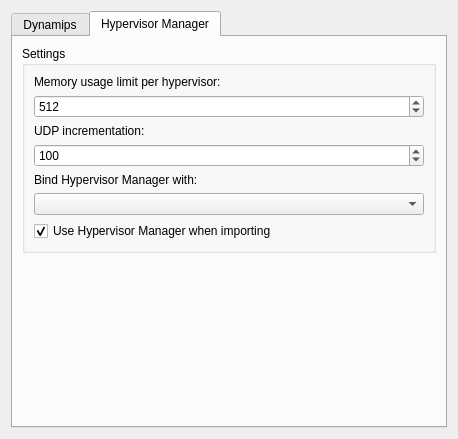
Old version of the form src/GNS3/Ui/ConfigurationPages/Form_PreferencesDynamips.ui in the repository GNS3/gns3-legacy.
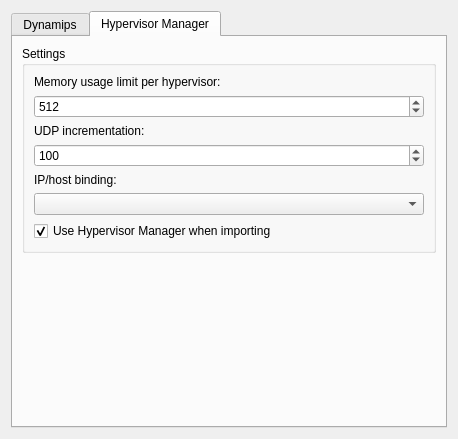
New version of the form. The open tabs and pages were chosen to show the change.

```diff
--- a/src/GNS3/Ui/ConfigurationPages/Form_PreferencesDynamips.ui
+++ b/src/GNS3/Ui/ConfigurationPages/Form_PreferencesDynamips.ui
@@ -266,7 +266,7 @@
           <item row="4" column="0">
            <widget class="QLabel" name="label_3">
             <property name="text">
-             <string>Bind Hypervisor Manager with:</string>
+             <string>IP/host binding:</string>
             </property>
            </widget>
           </item>
```
